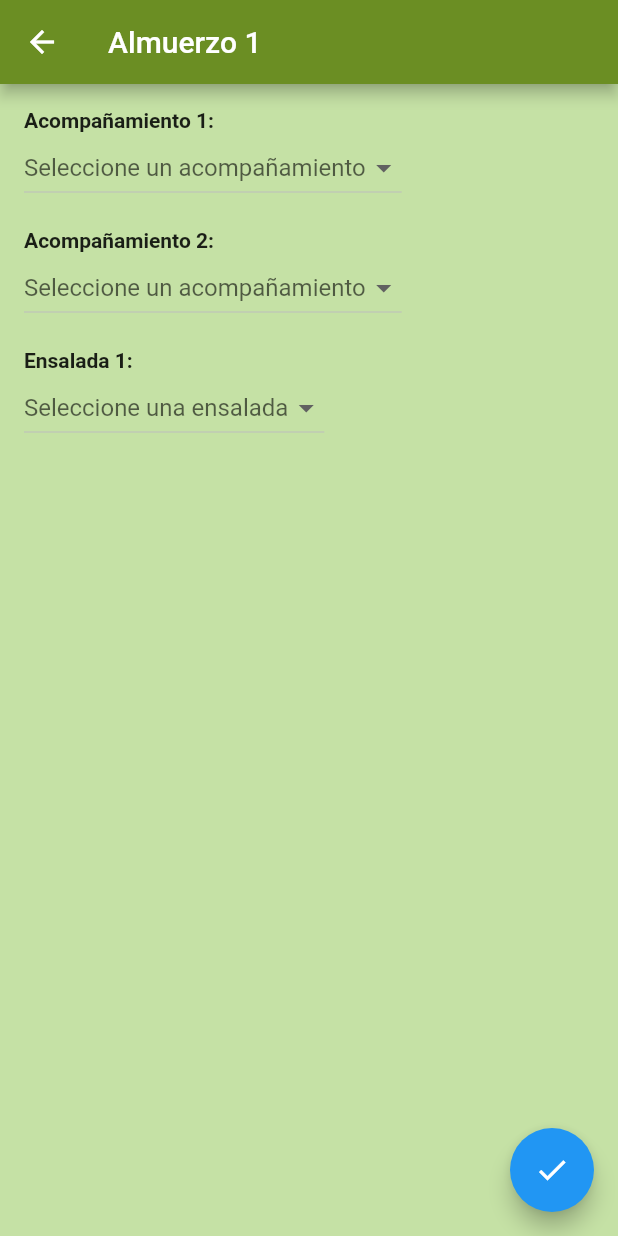
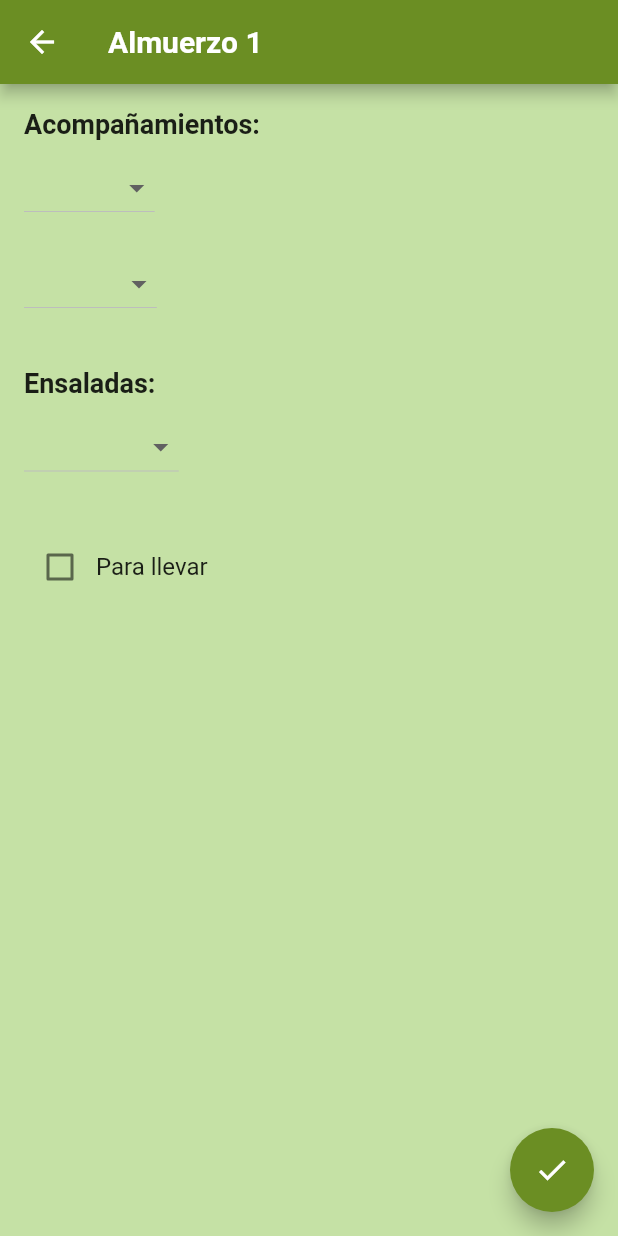
Before and after one commit to SamuelEscobar761/cafeteria, a Flutter app: the MenuScreen screen opened by its route, after a tap on "Almuerzo 1", on a phone screen of 412 x 824 dp. Run offline on Flutter 3.47's test engine with Material 2 defaults, Android fonts, the phone set to English and light mode, and no system bars; our stand-ins replace animated_splash_screen, page_transition.

Commit message:
Add resumen-almuerzo y arreglos esteticos menores

```diff
--- a/lib/screens/app_screens/acompanhamientos_screen.dart
+++ b/lib/screens/app_screens/acompanhamientos_screen.dart
@@ -3,9 +3,14 @@ import '../../models/Almuerzo.dart';
 
 class AcompanhamientosScreen extends StatefulWidget {
   final Almuerzo almuerzo;
+  final List<String?> acompanhamientosSeleccionados;
+  final List<String?> ensaladasSeleccionadas;
+
   AcompanhamientosScreen({
     Key? key,
     required this.almuerzo,
+    required this.acompanhamientosSeleccionados,
+    required this.ensaladasSeleccionadas,
   }) : super(key: key);
 
   @override
@@ -13,31 +18,30 @@ class AcompanhamientosScreen extends StatefulWidget {
 }
 
 class _AcompanhamientosScreenState extends State<AcompanhamientosScreen> {
-  List<String> acompanhamientosDisponibles = [
-    'Acompanhamiento 1',
-    'Acompanhamiento 2',
-    'Acompanhamiento 3',
-    'Acompanhamiento 4',
-  ];
-  List<String> ensaladasDisponibles = [
-    'Ensalada 1',
-    'Ensalada 2',
-    'Ensalada 3',
-    'Ensalada 4',
-  ];
-  String? acompanhamientoSeleccionado;
-  String? ensaladaSeleccionada;
+  List<String?> acompanhamientos1Options = ['Opción 1', 'Opción 2', 'Opción 3'];
+  List<String?> acompanhamientos2Options = ['Opción A', 'Opción B', 'Opción C'];
+  List<String?> ensaladasOptions = ['Ensalada X', 'Ensalada Y', 'Ensalada Z'];
+  String? selectedAcompanhamiento1;
+  String? selectedAcompanhamiento2;
+  String? selectedEnsalada;
+  bool isParaLlevar = false;
 
   @override
   Widget build(BuildContext context) {
     Almuerzo almuerzo = widget.almuerzo;
-    List<String> acompanhamientosSeleccionado = List<String>.filled(almuerzo.acompanhamientos, '');
-    List<String> ensaladasSeleccionada = List<String>.filled(almuerzo.ensaladas, 'e');
+    List<String?> acompanhamientosSeleccionados = widget.acompanhamientosSeleccionados;
+    List<String?> ensaladasSeleccionadas = widget.ensaladasSeleccionadas;
 
     return Scaffold(
       appBar: AppBar(
         backgroundColor: Color.fromARGB(255, 107, 142, 35),
-        title: Text(almuerzo.nombre),
+        title: Text(
+          almuerzo.nombre,
+          style: TextStyle(
+            fontSize: 20,
+            fontWeight: FontWeight.bold,
+          ),
+        ),
       ),
       backgroundColor: Colors.lightGreen.shade200,
       body: Padding(
@@ -45,72 +49,129 @@ class _AcompanhamientosScreenState extends State<AcompanhamientosScreen> {
         child: Column(
           crossAxisAlignment: CrossAxisAlignment.start,
           children: [
-            for (int i = 0; i < almuerzo.acompanhamientos; i++)
-              Column(
-                crossAxisAlignment: CrossAxisAlignment.start,
-                children: [
             Text(
-                    'Acompañamiento ${i + 1}:',
+              'Acompañamientos:',
               style: TextStyle(
+                fontSize: 18,
                 fontWeight: FontWeight.bold,
               ),
             ),
-                  DropdownButton<String>(
-                    value: acompanhamientoSeleccionado,
-                    hint: const Text('Seleccione un acompañamiento'),
-                    onChanged: (String? newValue) {
+            SizedBox(height: 8),
+            DropdownButton<String?>(
+              value: selectedAcompanhamiento1,
+              onChanged: (newValue) {
                 setState(() {
-                        acompanhamientosSeleccionado[i] = newValue!;
+                  selectedAcompanhamiento1 = newValue;
                 });
               },
-                    items: acompanhamientosDisponibles.map((String value) {
-                      return DropdownMenuItem<String>(
-                        value: value,
-                        child: Text(value),
+              items: acompanhamientos1Options.map((option) {
+                return DropdownMenuItem<String?>(
+                  value: option,
+                  child: Text(option ?? 'No seleccionado'),
                 );
               }).toList(),
             ),
-                  SizedBox(height: 16.0),
-                ],
+            SizedBox(height: 16),
+            DropdownButton<String?>(
+              value: selectedAcompanhamiento2,
+              onChanged: (newValue) {
+                setState(() {
+                  selectedAcompanhamiento2 = newValue;
+                });
+              },
+              items: acompanhamientos2Options.map((option) {
+                return DropdownMenuItem<String?>(
+                  value: option,
+                  child: Text(option ?? 'No seleccionado'),
+                );
+              }).toList(),
             ),
-            for (int i = 0; i < almuerzo.ensaladas; i++)
-              Column(
-                crossAxisAlignment: CrossAxisAlignment.start,
-                children: [
+            SizedBox(height: 32),
             Text(
-                    'Ensalada ${i + 1}:',
-                    style: const TextStyle(
+              'Ensaladas:',
+              style: TextStyle(
+                fontSize: 18,
                 fontWeight: FontWeight.bold,
               ),
             ),
-                  DropdownButton<String>(
-                    value: ensaladaSeleccionada,
-                    hint: Text('Seleccione una ensalada'),
-                    onChanged: (String? newValue) {
+            SizedBox(height: 8),
+            DropdownButton<String?>(
+              value: selectedEnsalada,
+              onChanged: (newValue) {
                 setState(() {
-                        ensaladasSeleccionada[i] = newValue!;
+                  selectedEnsalada = newValue;
                 });
               },
-                    items: ensaladasDisponibles.map((String value) {
-                      return DropdownMenuItem<String>(
-                        value: value,
-                        child: Text(value),
+              items: ensaladasOptions.map((option) {
+                return DropdownMenuItem<String?>(
+                  value: option,
+                  child: Text(option ?? 'No seleccionada'),
                 );
               }).toList(),
             ),
-                  SizedBox(height: 16.0),
+            SizedBox(height: 32),
+            Row(
+              children: [
+                Checkbox(
+                  value: isParaLlevar,
+                  onChanged: (newValue) {
+                    setState(() {
+                      isParaLlevar = newValue ?? false;
+                    });
+                  },
+                ),
+                Text(
+                  'Para llevar',
+                  style: TextStyle(fontSize: 16),
+                ),
               ],
             ),
           ],
         ),
       ),
       floatingActionButton: FloatingActionButton(
-        onPressed: () {
-          // Acción a realizar al presionar el botón de finalizar
-          // Puedes utilizar las variables acompanhamientoSeleccionado y ensaladaSeleccionada
-        },
+        onPressed: () => _onFinalizeButtonPressed(),
         child: Icon(Icons.check),
+        backgroundColor: Color.fromARGB(255, 107, 142, 35),
       ),
     );
   }
+
+  void _onFinalizeButtonPressed() {
+    showDialog(
+      context: context,
+      builder: (BuildContext context) {
+        return AlertDialog(
+          title: Text('Resumen del pedido'),
+          content: SingleChildScrollView(
+            child: Column(
+              crossAxisAlignment: CrossAxisAlignment.start,
+              children: [
+                Text('Almuerzo: ${widget.almuerzo.nombre}', style: TextStyle(fontSize: 18)),
+                SizedBox(height: 16),
+                Text('Acompañamientos:', style: TextStyle(fontWeight: FontWeight.bold)),
+                SizedBox(height: 8),
+                Text('- Acompañamiento 1: ${selectedAcompanhamiento1 ?? "No seleccionado"}', style: TextStyle(fontSize: 16)),
+                Text('- Acompañamiento 2: ${selectedAcompanhamiento2 ?? "No seleccionado"}', style: TextStyle(fontSize: 16)),
+                SizedBox(height: 16),
+                Text('Ensaladas:', style: TextStyle(fontWeight: FontWeight.bold)),
+                SizedBox(height: 8),
+                Text('- Ensalada: ${selectedEnsalada ?? "No seleccionada"}', style: TextStyle(fontSize: 16)),
+                SizedBox(height: 16),
+                Text('Pedido para llevar: ${isParaLlevar ? "Sí" : "No"}', style: TextStyle(fontSize: 16)),
+              ],
+            ),
+          ),
+          actions: [
+            TextButton(
+              onPressed: () {
+                Navigator.of(context).pop();
+              },
+              child: Text('Cerrar', style: TextStyle(fontSize: 16)),
+            ),
+          ],
+        );
+      },
+    );
   }
+}
--- a/lib/screens/app_screens/menu_screen.dart
+++ b/lib/screens/app_screens/menu_screen.dart
@@ -22,7 +22,38 @@ class MenuScreen extends StatelessWidget {
       acompanhamientos: 1,
       ensaladas: 2,
     ),
-    // Agrega más objetos Almuerzo según tus necesidades
+    Almuerzo(
+      nombre: "Almuerzo 3",
+      descripcion: "Descripción del almuerzo 3",
+      precio: 12.49,
+      imagen: "assets/images/upb_logo.jpg",
+      acompanhamientos: 2,
+      ensaladas: 1,
+    ),
+    Almuerzo(
+      nombre: "Almuerzo 4",
+      descripcion: "Descripción del almuerzo 4",
+      precio: 8.99,
+      imagen: "assets/images/upb_logo.jpg",
+      acompanhamientos: 1,
+      ensaladas: 1,
+    ),
+    Almuerzo(
+      nombre: "Almuerzo 5",
+      descripcion: "Descripción del almuerzo 5",
+      precio: 11.99,
+      imagen: "assets/images/upb_logo.jpg",
+      acompanhamientos: 2,
+      ensaladas: 2,
+    ),
+    Almuerzo(
+      nombre: "Almuerzo 6",
+      descripcion: "Descripción del almuerzo 6",
+      precio: 9.49,
+      imagen: "assets/images/upb_logo.jpg",
+      acompanhamientos: 1,
+      ensaladas: 1,
+    ),
   ];
 
   @override
@@ -31,9 +62,20 @@ class MenuScreen extends StatelessWidget {
       appBar: AppBar(
         backgroundColor: Color.fromARGB(255, 107, 142, 35),
         centerTitle: true,
-        title: Text(
-          '¿Que vas a comer hoy?',
-          style: TextStyle(fontSize: 20.0),
+        title: Row(
+          mainAxisAlignment: MainAxisAlignment.center,
+          children: [
+            Icon(Icons.restaurant, size: 24, color: Colors.white),
+            SizedBox(width: 8),
+            Text(
+              '¿Qué vas a comer hoy?',
+              style: TextStyle(
+                fontSize: 20.0,
+                fontWeight: FontWeight.bold,
+                letterSpacing: 1.2,
+              ),
+            ),
+          ],
         ),
         elevation: 0,
       ),
@@ -44,7 +86,7 @@ class MenuScreen extends StatelessWidget {
           Padding(
             padding: EdgeInsets.all(16.0),
             child: Text(
-              'Nuestro menu de hoy:',
+              'Nuestro menú de hoy:',
               style: TextStyle(
                 fontSize: 24.0,
                 fontWeight: FontWeight.bold,
@@ -62,25 +104,63 @@ class MenuScreen extends StatelessWidget {
                     Navigator.push(
                       context,
                       MaterialPageRoute(
-                        builder: (context) => AcompanhamientosScreen(almuerzo: almuerzo),
+                        builder: (context) => AcompanhamientosScreen(
+                          almuerzo: almuerzo,
+                          ensaladasSeleccionadas: [], // Lista vacía
+                          acompanhamientosSeleccionados: [], // Lista vacía
+                        ),
                       ),
                     );
                   },
                   child: Container(
                     margin: margin,
                     decoration: BoxDecoration(
-                      color: Colors.transparent,
+                      color: Colors.white,
                       borderRadius: BorderRadius.circular(8.0),
                       border: Border.all(
                         color: Colors.grey,
                         width: 1.0,
                       ),
+                      boxShadow: [
+                        BoxShadow(
+                          color: Colors.grey.withOpacity(0.3),
+                          spreadRadius: 2,
+                          blurRadius: 4,
+                          offset: Offset(0, 2), // changes position of shadow
+                        ),
+                      ],
                     ),
                     child: ListTile(
-                      leading: Image.asset(almuerzo.imagen),
-                      title: Text(almuerzo.nombre),
-                      subtitle: Text(almuerzo.descripcion),
-                      trailing: Text("Bs. ${almuerzo.precio.toStringAsFixed(2)}"),
+                      leading: ClipRRect(
+                        borderRadius: BorderRadius.circular(8.0),
+                        child: Image.asset(
+                          almuerzo.imagen,
+                          width: 60,
+                          height: 60,
+                          fit: BoxFit.cover,
+                        ),
+                      ),
+                      title: Text(
+                        almuerzo.nombre,
+                        style: TextStyle(
+                          fontWeight: FontWeight.bold,
+                          fontSize: 16,
+                        ),
+                      ),
+                      subtitle: Text(
+                        almuerzo.descripcion,
+                        style: TextStyle(
+                          fontSize: 14,
+                        ),
+                      ),
+                      trailing: Text(
+                        "Bs. ${almuerzo.precio.toStringAsFixed(2)}",
+                        style: TextStyle(
+                          fontWeight: FontWeight.bold,
+                          color: Colors.green,
+                          fontSize: 16,
+                        ),
+                      ),
                     ),
                   ),
                 );
```
Lines whose indentation alone changed are shown as unchanged.
